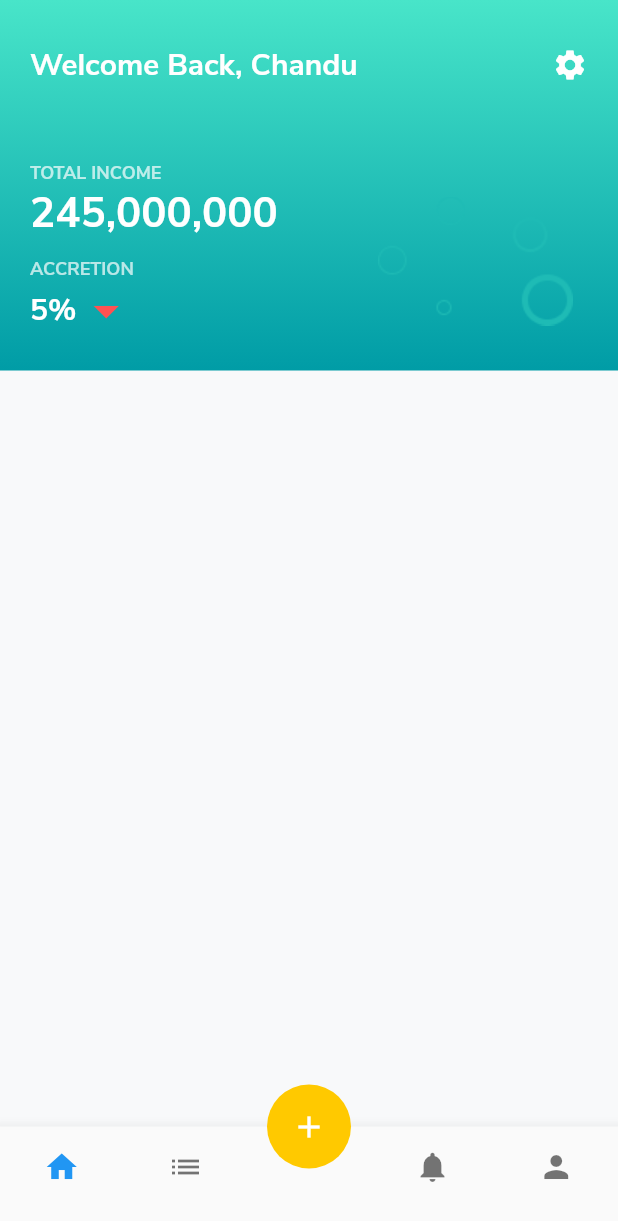
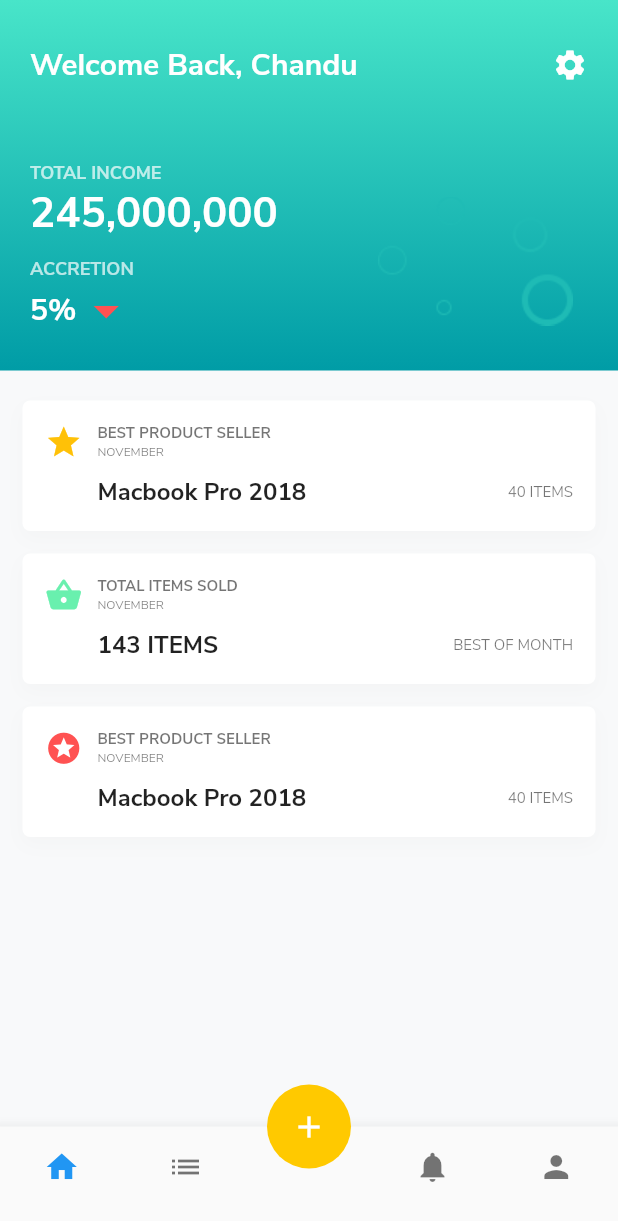
Before and after one commit to ctrleffive/tranz-flutter-challenge, a Flutter app: the InnerPage screen opened directly, on a phone screen of 412 x 824 dp. Shown: the top 1221 px of the screen. Run offline on Flutter 3.47's test engine with Material 2 defaults, Android fonts, the phone set to English and light mode, and no system bars.

Commit message:
inner page streamed, home view completed

```diff
--- a/lib/ui/home_view.dart
+++ b/lib/ui/home_view.dart
@@ -1,4 +1,5 @@
 import 'package:flutter/material.dart';
+import 'package:transaction/ui/partials/home_card.dart';
 import 'package:transaction/ui/partials/styles.dart';
 
 class HomeView extends StatelessWidget {
@@ -69,7 +70,7 @@ class HomeView extends StatelessWidget {
                               ),
                             ],
                           ),
-                        )
+                        ),
                       ],
                     ),
                     // TODO: Need graph also in dashboard
@@ -78,7 +79,37 @@ class HomeView extends StatelessWidget {
                 ),
               ),
             ),
-            // Padding()
+            Padding(
+              padding: EdgeInsets.fromLTRB(15, 20, 15, 20),
+              child: Column(
+                children: <Widget>[
+                  HomeCard(
+                    icon: Icons.star,
+                    color: Colors.amber,
+                    title: 'BEST PRODUCT SELLER',
+                    month: 'NOVEMBER',
+                    itemLabel: 'Macbook Pro 2018',
+                    tagline: '40 ITEMS',
+                  ),
+                  HomeCard(
+                    icon: Icons.shopping_basket,
+                    color: Colors.greenAccent,
+                    title: 'TOTAL ITEMS SOLD',
+                    month: 'NOVEMBER',
+                    itemLabel: '143 ITEMS',
+                    tagline: 'BEST OF MONTH',
+                  ),
+                  HomeCard(
+                    icon: Icons.stars,
+                    color: Colors.redAccent,
+                    title: 'BEST PRODUCT SELLER',
+                    month: 'NOVEMBER',
+                    itemLabel: 'Macbook Pro 2018',
+                    tagline: '40 ITEMS',
+                  ),
+                ],
+              ),
+            )
           ],
         ),
       ),
--- a/lib/ui/inner_page.dart
+++ b/lib/ui/inner_page.dart
@@ -13,7 +13,7 @@ class InnerPage extends StatefulWidget {
 }
 
 class InnerPageState extends State<InnerPage> {
-  final StreamController<int> navigationIndex = StreamController<int>();
+  final StreamController<int> navigationIndex = StreamController<int>.broadcast();
 
   @override
   void dispose() {
@@ -26,6 +26,7 @@ class InnerPageState extends State<InnerPage> {
     return Scaffold(
       body: StreamBuilder(
         initialData: 0,
+        stream: this.navigationIndex.stream,
         builder: (BuildContext context, AsyncSnapshot<int> navigationSnapshot) {
           switch (navigationSnapshot.data) {
             case 0:
@@ -51,9 +52,14 @@ class InnerPageState extends State<InnerPage> {
         elevation: 0,
       ),
       floatingActionButtonLocation: FloatingActionButtonLocation.centerDocked,
-      bottomNavigationBar: BottomNavigationBar(
-        currentIndex: 0,
+      bottomNavigationBar: StreamBuilder(
+        initialData: 0,
+        stream: this.navigationIndex.stream,
+        builder: (BuildContext context, AsyncSnapshot<int> navigationSnapshot) {
+          return BottomNavigationBar(
+            currentIndex: navigationSnapshot.data,
             type: BottomNavigationBarType.fixed,
+            onTap: (int pageIndex) => this.navigationIndex.sink.add(pageIndex),
             items: [
               BottomNavigationBarItem(
                 icon: SizedBox(
@@ -88,6 +94,8 @@ class InnerPageState extends State<InnerPage> {
                 title: SizedBox()
               ),
             ],
+          );
+        },
       ),
     );
   }
--- /dev/null
+++ b/lib/ui/partials/home_card.dart
@@ -0,0 +1,69 @@
+import 'package:flutter/material.dart';
+
+class HomeCard extends StatelessWidget {
+  final String title;
+  final IconData icon;
+  final Color color;
+  final String month;
+  final String itemLabel;
+  final String tagline;
+
+  HomeCard({
+    @required this.icon,
+    @required this.color,
+    @required this.itemLabel,
+    @required this.month,
+    @required this.tagline,
+    @required this.title
+  });
+
+  @override
+  Widget build(BuildContext context) {
+    return Padding(
+      padding: const EdgeInsets.only(bottom: 15),
+      child: Container(
+        child: Padding(
+          padding: const EdgeInsets.all(15),
+          child: Row(
+            mainAxisAlignment: MainAxisAlignment.start,
+            crossAxisAlignment: CrossAxisAlignment.start,
+            children: <Widget>[
+              Icon(this.icon, size: 25, color: this.color),
+              SizedBox(width: 10),
+              Column(
+                crossAxisAlignment: CrossAxisAlignment.start,
+                children: <Widget>[
+                  Text(this.title, style: TextStyle(fontWeight: FontWeight.bold, fontSize: 10, color: Colors.black54)),
+                  Text(this.month, style: TextStyle(fontSize: 8, color: Colors.black54)),
+                  Divider(height: 10, color: Colors.black),
+                  SizedBox(
+                    width: MediaQuery.of(context).size.width - 95,
+                    child: Row(
+                      mainAxisAlignment: MainAxisAlignment.spaceBetween,
+                      children: <Widget>[
+                        Text(this.itemLabel, style: TextStyle(fontWeight: FontWeight.bold, fontSize: 16)),
+                        Text(this.tagline, style: TextStyle(fontSize: 10, color: Colors.black54), textAlign: TextAlign.right),
+                      ],
+                    ),
+                  )
+                ],
+              )
+            ],
+          ),
+        ),
+        width: MediaQuery.of(context).size.width,
+        decoration: BoxDecoration(
+          color: Colors.white,
+          borderRadius: BorderRadius.circular(5),
+          boxShadow: [
+            BoxShadow(
+              color: Color.fromRGBO(225, 225, 225, 0.2),
+              blurRadius: 10,
+              offset: Offset(0, 5)
+            )
+          ]
+        ),
+      ),
+    );
+  }
+}
```
Lines whose indentation alone changed are shown as unchanged.
